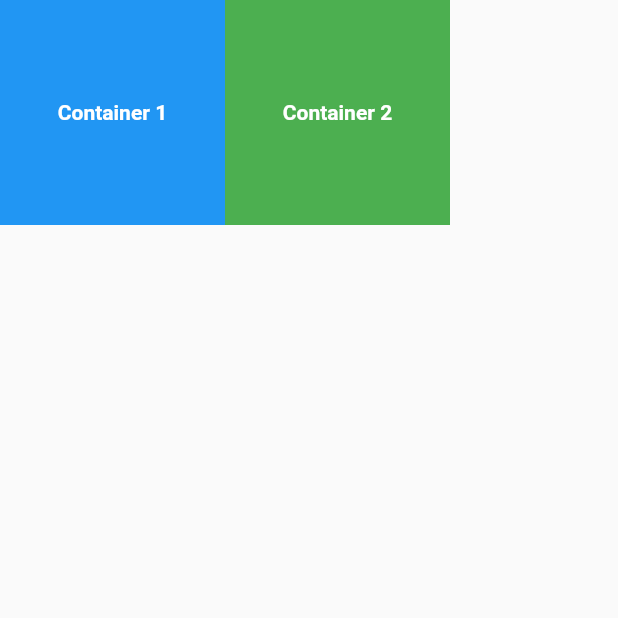
After one commit to gkwls1012/madcamp_week3, a Flutter app: the ExampleScreen screen opened directly, after a tap on "Container 1", after a tap on "Container 2", on a phone screen of 412 x 824 dp, the top half of it. The commit adds this screen. Run offline on Flutter 3.47's test engine with Material 2 defaults, Android fonts, the light colour scheme and no system bars; our stand-ins replace cloud_firestore, curved_navigation_bar, firebase_auth, firebase_core, firebase_storage, google_maps_flutter and 2 more; accounts and stored records are empty.

Commit message:
solve merge conflict

```diff
--- /dev/null
+++ b/lib/screens/example.dart
@@ -0,0 +1,74 @@
+
+import 'package:flutter/material.dart';
+class ExampleScreen extends StatefulWidget {
+  const ExampleScreen({Key? key}) : super(key: key);
+
+  @override
+  _ExampleScreenState createState() => _ExampleScreenState();
+}
+
+class _ExampleScreenState extends State<ExampleScreen> {
+  bool isContainerExpanded = false;
+
+  @override
+  Widget build(BuildContext context) {
+    return Scaffold(
+      body: Row(
+        children: [
+          GestureDetector(
+            onTap: () {
+              setState(() {
+                isContainerExpanded = !isContainerExpanded;
+              });
+            },
+            child: Container(
+              width: isContainerExpanded ? 200 : 150,
+              height: 150,
+              color: Colors.blue,
+              child: Center(
+                child: Text(
+                  'Container 1',
+                  style: TextStyle(
+                    color: Colors.white,
+                    fontWeight: FontWeight.bold,
+                  ),
+                ),
+              ),
+            ),
+          ),
+          GestureDetector(
+            onTap: () {
+              setState(() {
+                isContainerExpanded = !isContainerExpanded;
+              });
+            },
+            child: Container(
+              width: isContainerExpanded ? 200 : 150,
+              height: 150,
+              color: Colors.green,
+              child: Center(
+                child: Text(
+                  'Container 2',
+                  style: TextStyle(
+                    color: Colors.white,
+                    fontWeight: FontWeight.bold,
+                  ),
+                ),
+              ),
+            ),
+          ),
+          Visibility(
+            visible: isContainerExpanded,
+            child: Column(
+              children: [
+                Text('Item 1'),
+                Text('Item 2'),
+                Text('Item 3'),
+              ],
+            ),
+          ),
+        ],
+      ),
+    );
+  }
+}
--- a/lib/screens/home_screen.dart
+++ b/lib/screens/home_screen.dart
@@ -282,7 +282,6 @@ class _HomeScreenState extends State<HomeScreen> {
                             style: TextStyle(
                               color: Colors.white,
                               fontSize: 13,
-                              fontWeight: FontWeight.bold,
                             ),
                           ),
                         ),
@@ -301,7 +300,6 @@ class _HomeScreenState extends State<HomeScreen> {
                             style: TextStyle(
                               color: Colors.white,
                               fontSize: 13,
-                              fontWeight: FontWeight.bold,
                             ),
                           ),
                         ),
@@ -353,7 +351,6 @@ class _HomeScreenState extends State<HomeScreen> {
                             style: TextStyle(
                               color: Colors.white,
                               fontSize: 13,
-                              fontWeight: FontWeight.bold,
                             ),
                           ),
                         ),
@@ -372,7 +369,6 @@ class _HomeScreenState extends State<HomeScreen> {
                             style: TextStyle(
                               color: Colors.white,
                               fontSize: 13,
-                              fontWeight: FontWeight.bold,
                             ),
                           ),
                         ),
--- a/lib/utils/global_variables.dart
+++ b/lib/utils/global_variables.dart
@@ -1,6 +1,7 @@
 import 'package:flutter/material.dart';
 import 'package:untitled/screens/chat_list_screen.dart';
 import 'package:untitled/screens/feed_screen.dart';
+import '../screens/example.dart';
 import '../screens/home_screen.dart';
 import '../screens/profile_screen.dart';
 import '../screens/home_screen.dart';
```
Also changed, not shown: assets/kakao_login.png (added).
